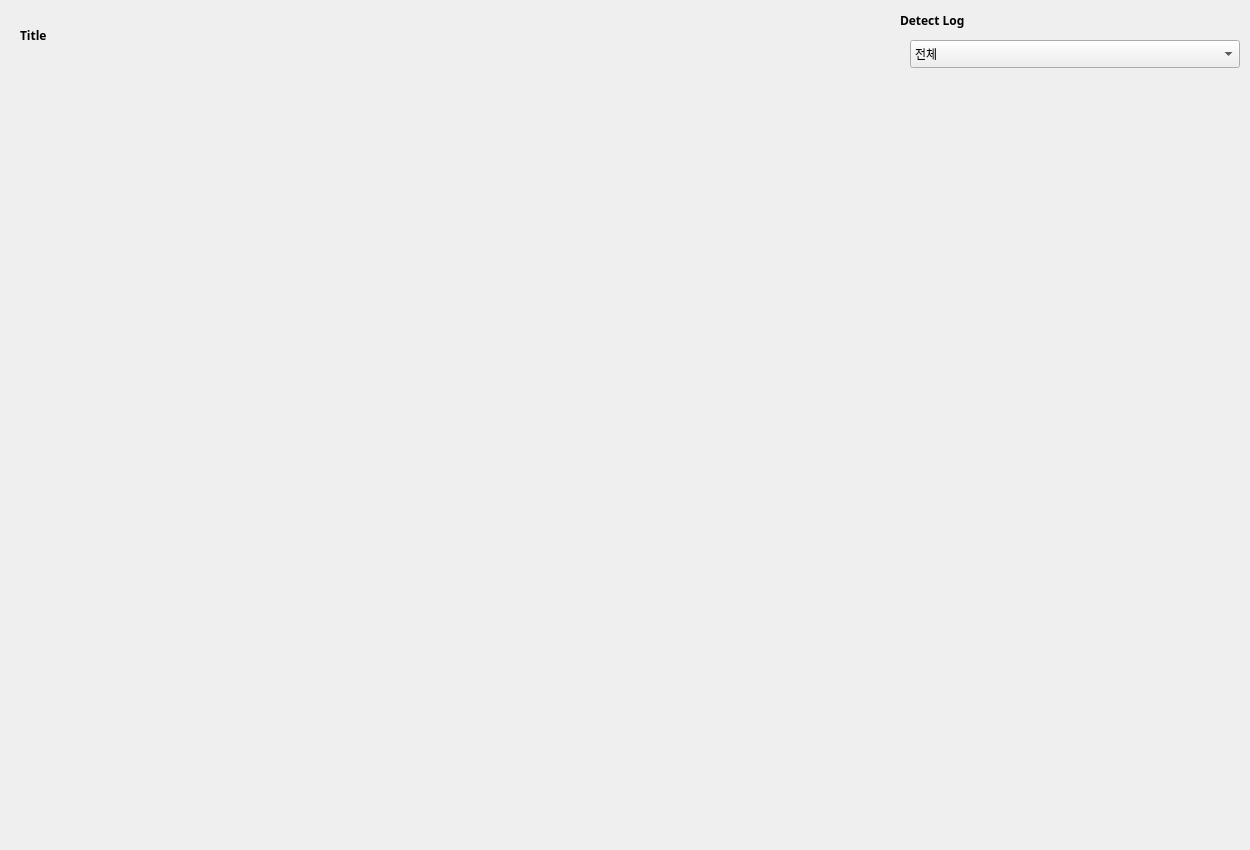
The window that gui/cctv.ui (addinedu-ros-9th/deeplearning-repo-4) describes before a commit, drawn with Qt 5.
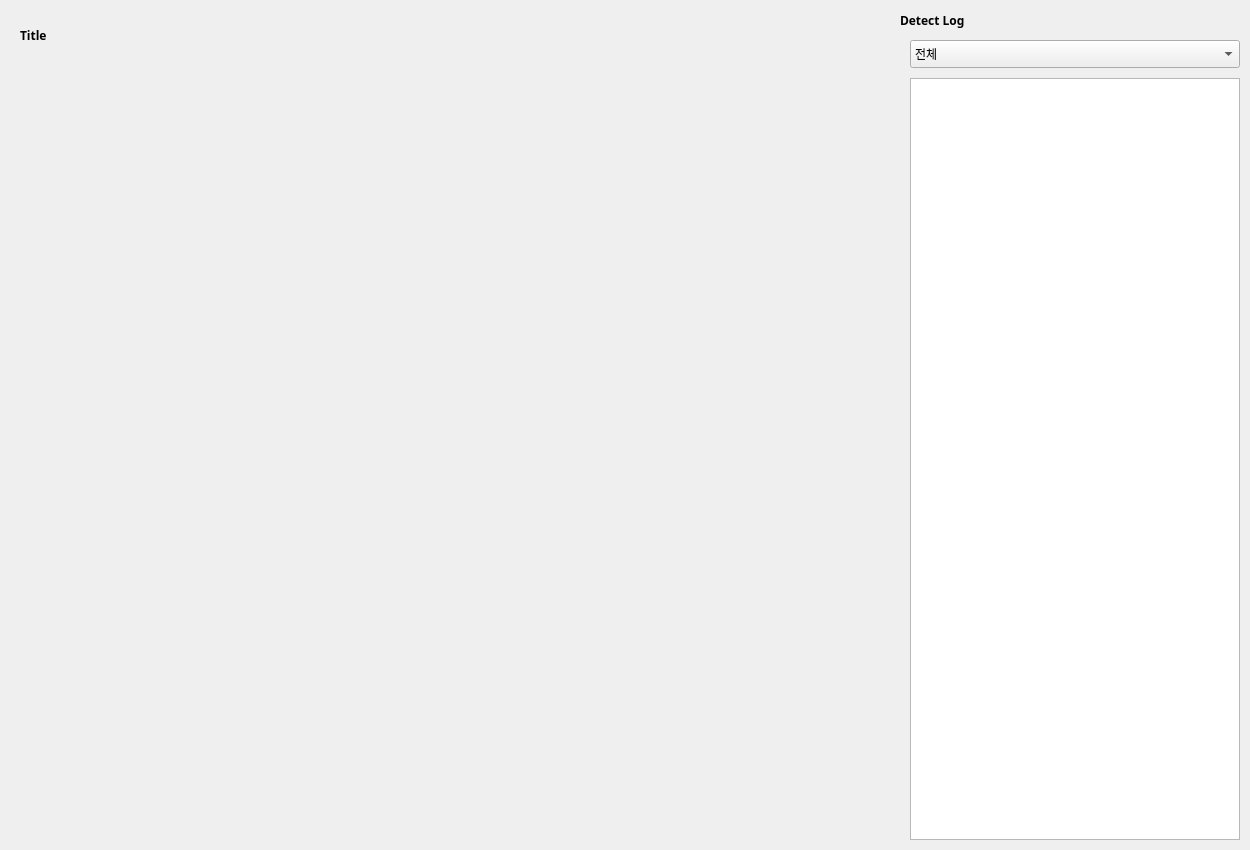
The same window after the commit.

Commit message: [gui] cctv:detect log

Diff of the .ui file:
```diff
--- a/gui/cctv.ui
+++ b/gui/cctv.ui
@@ -115,6 +115,21 @@
     </property>
    </item>
   </widget>
+  <widget class="QTableWidget" name="detect_table">
+   <property name="geometry">
+    <rect>
+     <x>910</x>
+     <y>78</y>
+     <width>330</width>
+     <height>762</height>
+    </rect>
+   </property>
+   <property name="font">
+    <font>
+     <family>Inter 18pt</family>
+    </font>
+   </property>
+  </widget>
  </widget>
  <resources/>
  <connections/>
```
The commit also changes 11 other files.
